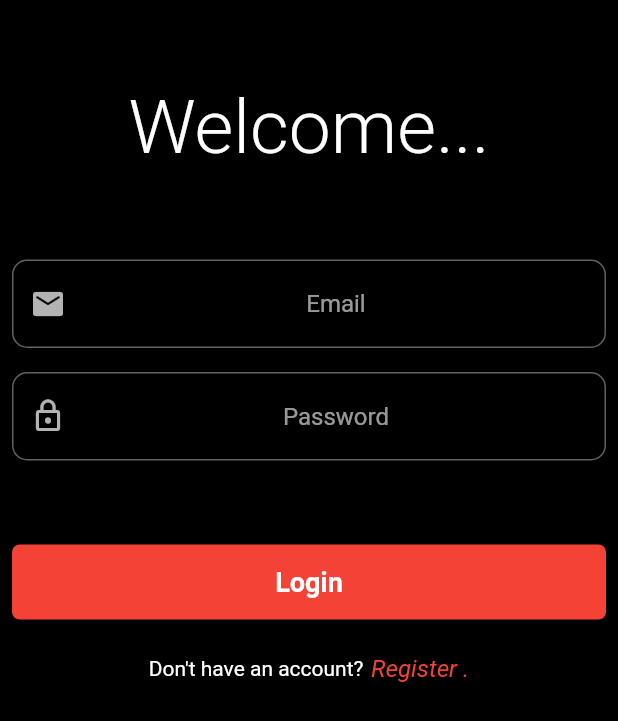
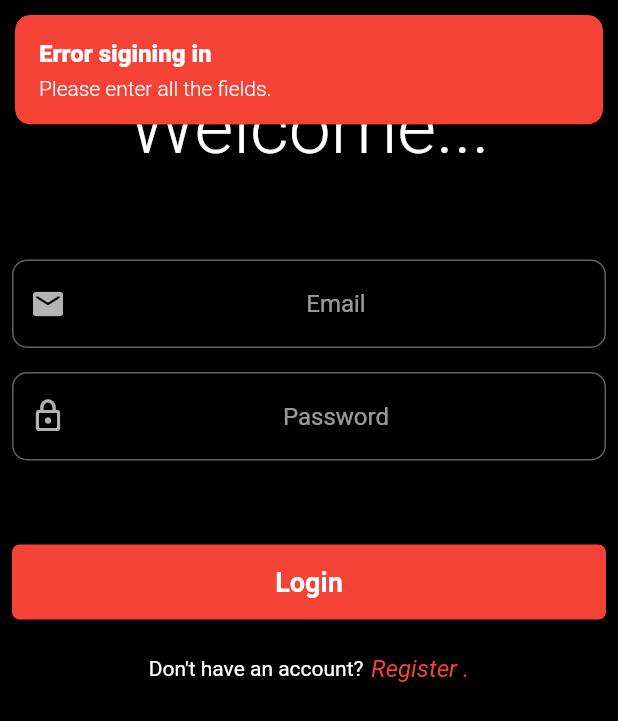
Before and after one commit to AQUIB-ZAMAN/shorts_flutter, a Flutter app: the screen it shows after launch, after a tap on "Login", on a phone screen of 412 x 824 dp. Shown: the top 721 px of the screen. Run offline on Flutter 3.47's test engine with Material 2 defaults, Android fonts, the phone set to English and light mode, and no system bars; our stand-ins replace cloud_firestore, firebase_auth, firebase_core, firebase_storage, get, image_picker; accounts and stored records are empty; Roboto replaces fonts that are missing (RobotoMono).

```diff
--- a/lib/controllers/auth_controller.dart
+++ b/lib/controllers/auth_controller.dart
@@ -6,8 +6,10 @@ import 'package:flutter/material.dart';
 import 'package:get/get.dart';
 import 'package:image_picker/image_picker.dart';
 import 'package:shorts/models/user.dart' as model;
+import 'package:shorts/views/screens/auth/login_screen.dart';
 
 import '../utilities/const.dart';
+import '../views/screens/home_screen.dart';
 
 class AuthController extends GetxController {
   static AuthController instance = Get.find();
@@ -18,10 +20,14 @@ class AuthController extends GetxController {
 
   File? get profilePhoto => _pickedImage?.value ?? null;
 
+  File? setProfilepic() => _pickedImage = null;
+
   //function to pick image from the gallery
   void pickImage() async {
     final XFile? pickedImage = await ImagePicker()
         .pickImage(source: ImageSource.gallery, imageQuality: 60);
+
+    // check if user has picked an image or not
     if (pickedImage != null) {
       _pickedImage = Rx<File?>(File(pickedImage.path));
       Get.snackbar(
@@ -77,6 +83,7 @@ class AuthController extends GetxController {
             .collection('users')
             .doc(auth.currentUser!.uid)
             .set(user.toJson());
+        Get.offAll(LoginScreen());
       } else {
         Get.snackbar(
           'Error Creating Account',
@@ -108,4 +115,41 @@ class AuthController extends GetxController {
       );
     }
   }
+
+  void loginUser(String email, String password) async {
+    try {
+      if (email.isNotEmpty && password.isNotEmpty) {
+        await auth.signInWithEmailAndPassword(email: email, password: password);
+        Get.offAll(HomeScreen());
+      } else {
+        Get.snackbar(
+          'Error sigining in ',
+          'Please enter all the fields.',
+          snackPosition: SnackPosition.TOP,
+          borderRadius: 10,
+          backgroundColor: Colors.red,
+          colorText: Colors.white,
+          margin: EdgeInsets.all(10),
+          duration: Duration(seconds: 5),
+          isDismissible: true,
+          dismissDirection: DismissDirection.horizontal,
+          forwardAnimationCurve: Curves.easeOutBack,
+        );
+      }
+    } catch (e) {
+      Get.snackbar(
+        'Error signing into account',
+        e.toString(),
+        snackPosition: SnackPosition.TOP,
+        borderRadius: 10,
+        backgroundColor: Colors.red,
+        colorText: Colors.white,
+        margin: EdgeInsets.all(10),
+        duration: Duration(seconds: 5),
+        isDismissible: true,
+        dismissDirection: DismissDirection.horizontal,
+        forwardAnimationCurve: Curves.easeOutBack,
+      );
+    }
+  }
 }
--- a/lib/views/screens/auth/login_screen.dart
+++ b/lib/views/screens/auth/login_screen.dart
@@ -1,8 +1,13 @@
 import 'package:flutter/material.dart';
 import 'package:shorts/utilities/const.dart';
 import 'package:shorts/views/screens/auth/signup_screen.dart';
+import 'package:shorts/views/screens/home_screen.dart';
 
 class LoginScreen extends StatelessWidget {
+  final TextEditingController email = TextEditingController();
+
+  final TextEditingController password = TextEditingController();
+
   @override
   Widget build(BuildContext context) {
     return Scaffold(
@@ -33,6 +38,7 @@ class LoginScreen extends StatelessWidget {
           Padding(
             padding: const EdgeInsets.all(8.0),
             child: TextField(
+              controller: email,
               keyboardType: TextInputType.emailAddress,
               textAlign: TextAlign.center,
               maxLines: 1,
@@ -50,6 +56,7 @@ class LoginScreen extends StatelessWidget {
           Padding(
             padding: const EdgeInsets.all(8.0),
             child: TextField(
+              controller: password,
               keyboardType: TextInputType.visiblePassword,
               textAlign: TextAlign.center,
               maxLines: 1,
@@ -66,7 +73,9 @@ class LoginScreen extends StatelessWidget {
           ),
           SizedBox(height: 40),
           InkWell(
-            onTap: () {},
+            onTap: () {
+              authController.loginUser(email.text, password.text);
+            },
             child: Container(
                 alignment: Alignment.center,
                 width: MediaQuery.of(context).size.width,
```
Also changed, not shown: lib/views/screens/auth/signup_screen.dart (+39 -10 lines), lib/views/screens/home_screen.dart (added, +10 -0 lines).
